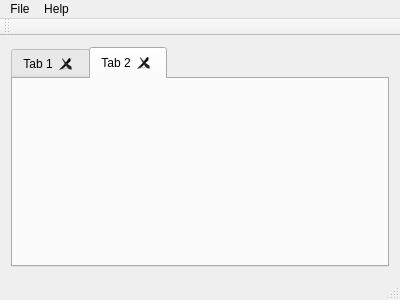
Qt form MassifVisualizer/mainwindow.ui (MATF-Software-Verification/2020_05_Massif_Visual) before a commit.
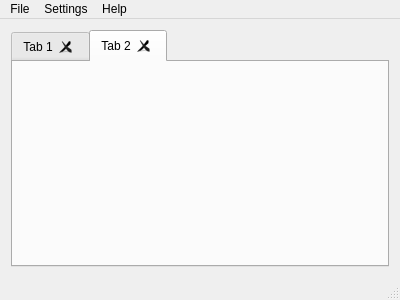
The same form after that commit.

The edit to the form file:
```diff
--- a/MassifVisualizer/mainwindow.ui
+++ b/MassifVisualizer/mainwindow.ui
@@ -74,17 +74,26 @@
     <addaction name="actionHelp"/>
     <addaction name="actionReport_Bug"/>
    </widget>
+   <widget class="QMenu" name="menuSettings">
+    <property name="title">
+     <string>Settings</string>
+    </property>
+    <widget class="QMenu" name="menuChange_Theme">
+     <property name="title">
+      <string>Change Theme</string>
+     </property>
+     <addaction name="actionDefault"/>
+     <addaction name="separator"/>
+     <addaction name="actionBright_theme"/>
+     <addaction name="separator"/>
+     <addaction name="actionPsychedelic_theme"/>
+    </widget>
+    <addaction name="menuChange_Theme"/>
+   </widget>
    <addaction name="menuFile"/>
+   <addaction name="menuSettings"/>
    <addaction name="menuHelp"/>
   </widget>
-  <widget class="QToolBar" name="mainToolBar">
-   <attribute name="toolBarArea">
-    <enum>TopToolBarArea</enum>
-   </attribute>
-   <attribute name="toolBarBreak">
-    <bool>false</bool>
-   </attribute>
-  </widget>
   <widget class="QStatusBar" name="statusBar"/>
   <action name="actionQuit">
    <property name="text">
```
Left out of the diff: 15 changed lines with no effect on the pictures.
